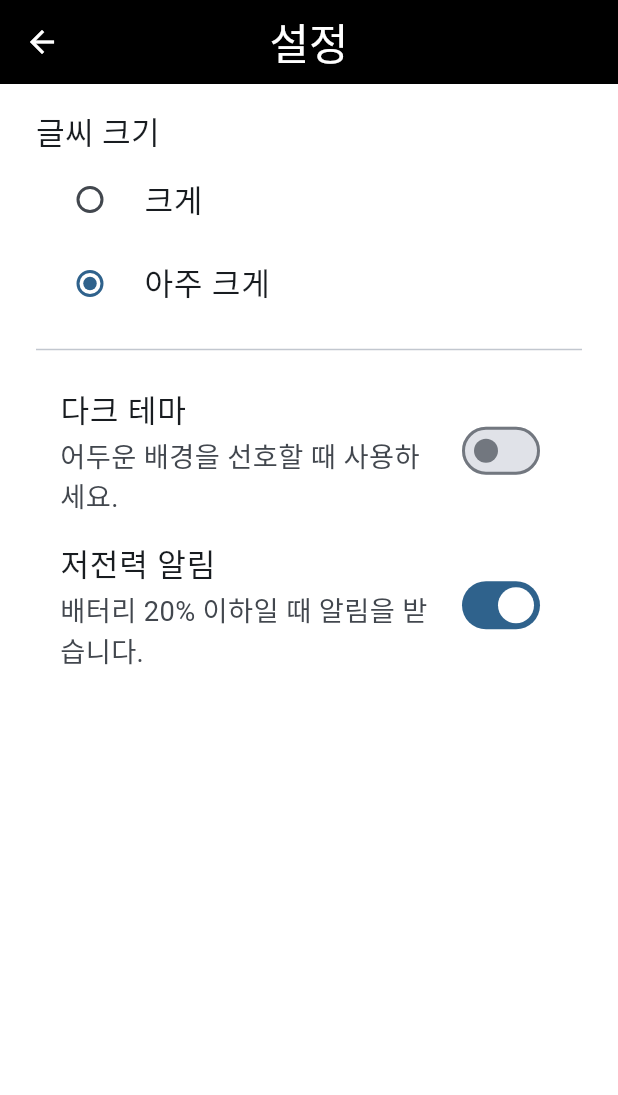
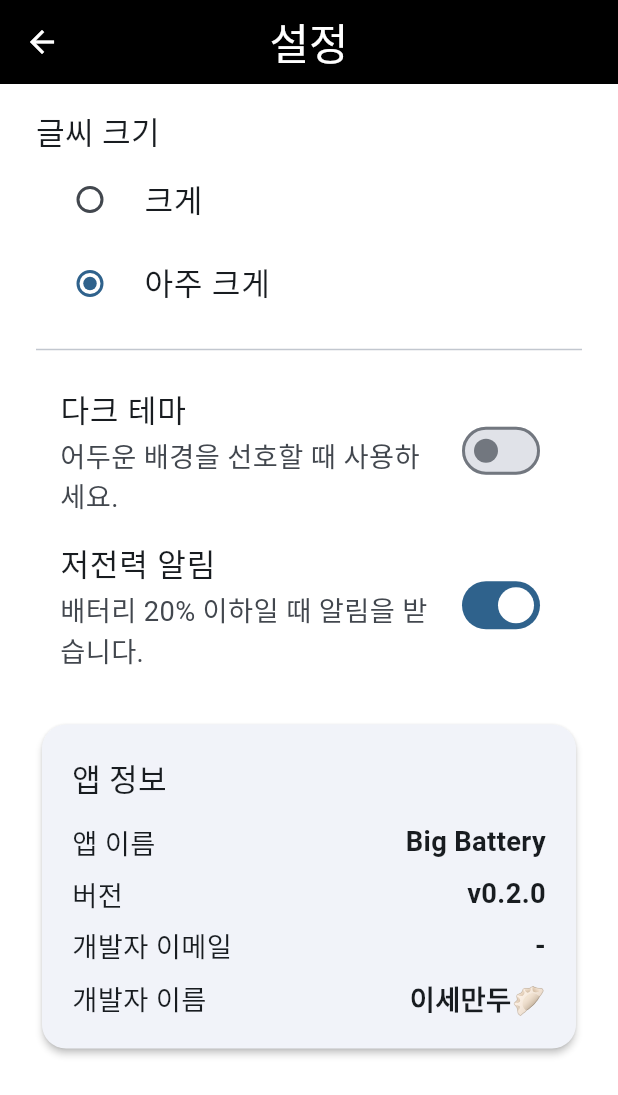
Before and after one commit to smlee0/big_battery_app, a Flutter app: the SettingsScreen screen opened by its route, on a phone screen of 412 x 824 dp. Shown: the top 1095 px of the screen. Run offline on Flutter 3.47's test engine with Material 3 defaults, Android fonts, the phone set to English and light mode, and no system bars; our stand-ins replace battery_plus, flutter_local_notifications, shared_preferences; accounts and stored records are empty.

Commit message:
[feat] 설정 > 앱 정보 추가

```diff
--- a/lib/screens/settings_screen.dart
+++ b/lib/screens/settings_screen.dart
@@ -7,6 +7,10 @@ class SettingsScreen extends StatelessWidget {
   const SettingsScreen({super.key});
 
   static const routeName = '/settings';
+  static const _appName = 'Big Battery';
+  static const _appVersion = 'v0.2.0';
+  static const _developerEmail = '-';
+  static const _developerName = '이세만두🥟';
 
   @override
   Widget build(BuildContext context) {
@@ -48,8 +52,66 @@ class SettingsScreen extends StatelessWidget {
             onChanged: provider.toggleNotifications,
             subtitle: const Text('배터리 20% 이하일 때 알림을 받습니다.'),
           ),
+          const SizedBox(height: 24),
+          const _AppInfoCard(),
         ],
       ),
     );
   }
 }
+
+class _AppInfoCard extends StatelessWidget {
+  const _AppInfoCard();
+
+  @override
+  Widget build(BuildContext context) {
+    final textTheme = Theme.of(context).textTheme;
+    return Card(
+      elevation: 2,
+      shape: RoundedRectangleBorder(borderRadius: BorderRadius.circular(16)),
+      child: Padding(
+        padding: const EdgeInsets.all(20),
+        child: Column(
+          crossAxisAlignment: CrossAxisAlignment.start,
+          children: [
+            Text('앱 정보', style: textTheme.titleMedium),
+            const SizedBox(height: 12),
+            const _InfoRow(label: '앱 이름', value: SettingsScreen._appName),
+            const SizedBox(height: 8),
+            const _InfoRow(label: '버전', value: SettingsScreen._appVersion),
+            const SizedBox(height: 8),
+            const _InfoRow(label: '개발자 이메일', value: SettingsScreen._developerEmail),
+            const SizedBox(height: 8),
+            const _InfoRow(label: '개발자 이름', value: SettingsScreen._developerName),
+          ],
+        ),
+      ),
+    );
+  }
+}
+
+class _InfoRow extends StatelessWidget {
+  const _InfoRow({required this.label, required this.value});
+
+  final String label;
+  final String value;
+
+  @override
+  Widget build(BuildContext context) {
+    final textTheme = Theme.of(context).textTheme;
+    return Row(
+      mainAxisAlignment: MainAxisAlignment.spaceBetween,
+      children: [
+        Text(label, style: textTheme.bodyMedium),
+        const SizedBox(width: 12),
+        Expanded(
+          child: Text(
+            value,
+            textAlign: TextAlign.end,
+            style: textTheme.bodyMedium?.copyWith(fontWeight: FontWeight.w600),
+          ),
+        ),
+      ],
+    );
+  }
+}
```
